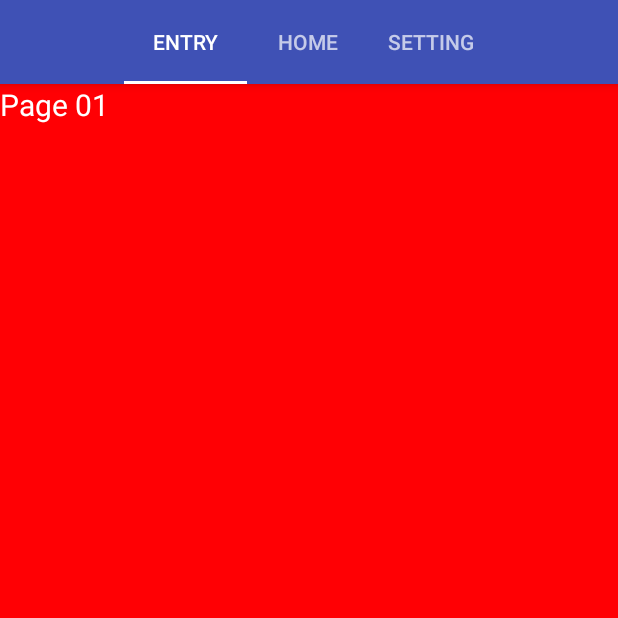
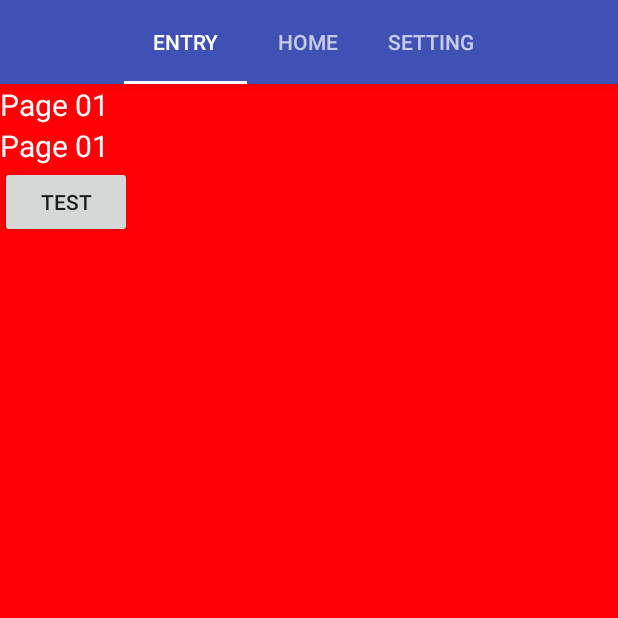
Before and after one commit to sheriseDeRice/MyFitnessPet, an Android app: the screen it shows after launch (MainActivity), on a phone screen of 412 x 824 dp, the top half of it. Run offline under Robolectric (Android 15) with nearby library versions, the phone set to English and light mode, and no system bars.

Commit message:
change page01 to butotn in tab not tab in tab

```diff
--- a/app/src/main/res/layout/page1.xml
+++ b/app/src/main/res/layout/page1.xml
@@ -1,17 +1,33 @@
 <?xml version="1.0" encoding="utf-8"?>
-<android.support.constraint.ConstraintLayout
+<LinearLayout
     xmlns:android="http://schemas.android.com/apk/res/android"
+    xmlns:app="http://schemas.android.com/apk/res-auto"
+    xmlns:tools="http://schemas.android.com/tools"
+    android:background="@color/red"
+    android:layout_width="match_parent"
+    android:layout_height="match_parent"
     android:orientation="vertical"
-    android:layout_width="match_parent"
-    android:background="@color/red"
-    android:layout_height="match_parent">
+    tools:context=".Page_01">
 
     <TextView
         android:layout_width="wrap_content"
+        android:layout_height="wrap_content"
         android:text="Page 01"
-        android:layout_gravity="center"
+        android:textColor="@color/white"
         android:textSize="20sp"
+        tools:layout_editor_absoluteX="156dp" />
+    <TextView
+        android:id="@+id/test_txt"
+        android:layout_width="wrap_content"
+        android:layout_height="wrap_content"
+        android:text="Page 01"
         android:textColor="@color/white"
-        android:layout_height="wrap_content" />
+        android:textSize="20sp"
+        tools:layout_editor_absoluteX="156dp" />
 
-</android.support.constraint.ConstraintLayout>
+    <Button
+        android:id="@+id/test_btn"
+        android:layout_width="wrap_content"
+        android:layout_height="wrap_content"
+        android:text="Test"/>
+</LinearLayout>
```
